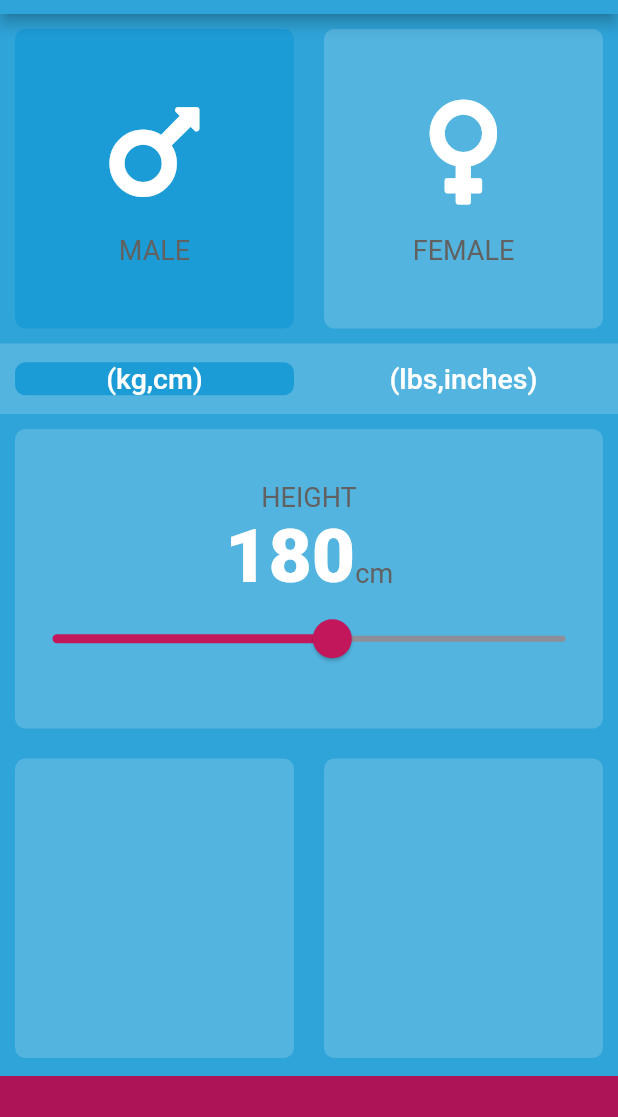
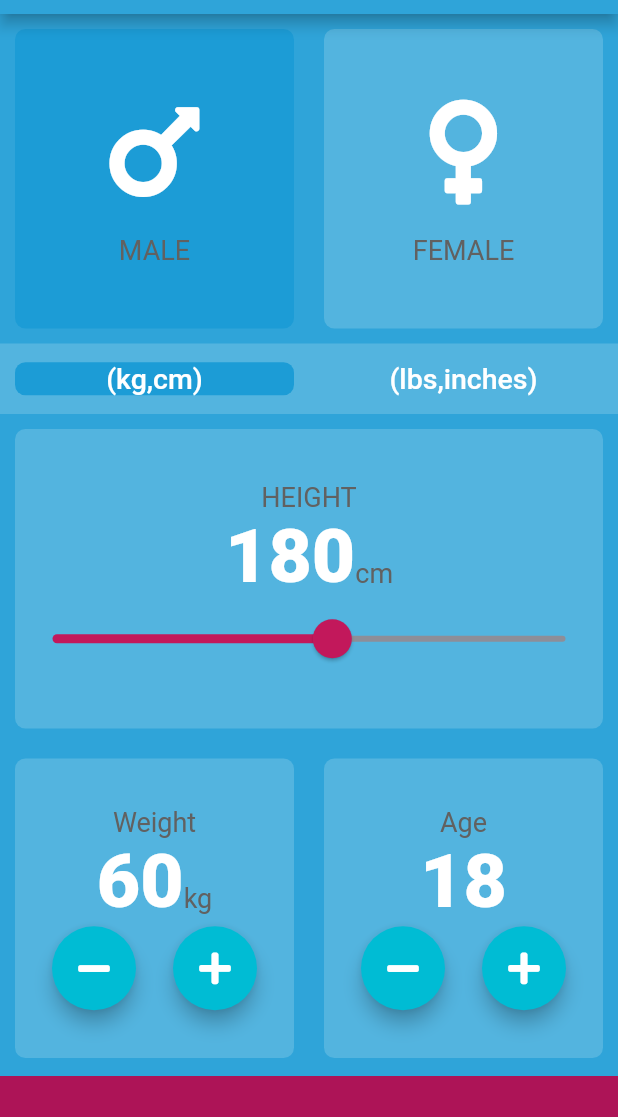
Before and after one commit to AnomDevgun/AppDev, a Flutter app: the screen it shows after launch, on a phone screen of 412 x 824 dp, the part 70-1187 px from its top. Run offline on Flutter 3.47's test engine with Material 2 defaults, Android fonts, the phone set to English and light mode, and no system bars; our stand-ins replace audioplayers, font_awesome_flutter, rflutter_alert.

Commit message:
Working on BMI App

```diff
--- a/bmi-calculator/lib/input_page.dart
+++ b/bmi-calculator/lib/input_page.dart
@@ -24,8 +24,13 @@ class _InputPageState extends State<InputPage> {
   Scale scaleSelected = Scale.metric;
   static int heightMetric = 180;
   static int heightImperial = 70;
+  static int weightMetric = 60;
+  static int weightImperial = 132;
   int height = heightMetric;
-  String currentChoice = 'cm';
+  int weight = weightMetric;
+  int age = 18;
+  String currentChoiceOfUnits = 'cm';
+  String currentChoiceOfWeight = 'kg';
 
   @override
   Widget build(BuildContext context) {
@@ -89,10 +94,12 @@ class _InputPageState extends State<InputPage> {
                     onPress: () {
                       setState(() {
                         scaleSelected = Scale.metric;
-                        currentChoice = 'cm';
+                        currentChoiceOfUnits = 'cm';
                         height = heightMetric;
                         kMinHeight = kMinHeightMetric;
                         kMaxHeight = kMaxHeightMetric;
+                        currentChoiceOfWeight = 'kg';
+                        weight = weightMetric;
                       });
                     },
                     cardChild: Text(
@@ -107,10 +114,12 @@ class _InputPageState extends State<InputPage> {
                     onPress: () {
                       setState(() {
                         scaleSelected = Scale.imperial;
-                        currentChoice = 'inches';
+                        currentChoiceOfUnits = 'inches';
                         height = heightImperial;
                         kMinHeight = kMinHeightImperial;
                         kMaxHeight = kMaxHeightImperial;
+                        currentChoiceOfWeight = 'lbs';
+                        weight = weightImperial;
                       });
                     },
                     colour: scaleSelected == Scale.imperial
@@ -146,7 +155,7 @@ class _InputPageState extends State<InputPage> {
                         style: kNumberTextStyle,
                       ),
                       Text(
-                        currentChoice,
+                        currentChoiceOfUnits,
                         style: kLabelTextStyle,
                       ),
                     ],
@@ -178,10 +187,93 @@ class _InputPageState extends State<InputPage> {
             child: Row(
               children: <Widget>[
                 Expanded(
-                  child: ReusableCard(colour: kInactiveCardColor),
+                  child: ReusableCard(
+                    colour: kInactiveCardColor,
+                    cardChild: Column(
+                      mainAxisAlignment: MainAxisAlignment.center,
+                      children: <Widget>[
+                        Text(
+                          'Weight',
+                          style: kLabelTextStyle,
+                        ),
+                        Row(
+                          mainAxisAlignment: MainAxisAlignment.center,
+                          crossAxisAlignment: CrossAxisAlignment.baseline,
+                          textBaseline: TextBaseline.alphabetic,
+                          children: <Widget>[
+                            Text(
+                              weight.toString(),
+                              style: kNumberTextStyle,
+                            ),
+                            Text(
+                              currentChoiceOfWeight,
+                              style: kLabelTextStyle,
+                            ),
+                          ],
+                        ),
+                        Row(
+                          mainAxisAlignment: MainAxisAlignment.spaceEvenly,
+                          children: <Widget>[
+                            RoundIconButton(
+                              icon: FontAwesomeIcons.minus,
+                              onPressed: () {
+                                setState(() {
+                                  weight--;
+                                });
+                              },
+                            ),
+                            RoundIconButton(
+                              icon: FontAwesomeIcons.plus,
+                              onPressed: () {
+                                setState(() {
+                                  weight++;
+                                });
+                              },
+                            ),
+                          ],
+                        ),
+                      ],
+                    ),
+                  ),
                 ),
                 Expanded(
-                  child: ReusableCard(colour: kInactiveCardColor),
+                  child: ReusableCard(
+                    colour: kInactiveCardColor,
+                    cardChild: Column(
+                      mainAxisAlignment: MainAxisAlignment.center,
+                      children: <Widget>[
+                        Text(
+                          'Age',
+                          style: kLabelTextStyle,
+                        ),
+                        Text(
+                          age.toString(),
+                          style: kNumberTextStyle,
+                        ),
+                        Row(
+                          mainAxisAlignment: MainAxisAlignment.spaceEvenly,
+                          children: <Widget>[
+                            RoundIconButton(
+                              icon: FontAwesomeIcons.minus,
+                              onPressed: () {
+                                setState(() {
+                                  age--;
+                                });
+                              },
+                            ),
+                            RoundIconButton(
+                              icon: FontAwesomeIcons.plus,
+                              onPressed: () {
+                                setState(() {
+                                  age++;
+                                });
+                              },
+                            ),
+                          ],
+                        ),
+                      ],
+                    ),
+                  ),
                 ),
               ],
             ),
@@ -199,3 +291,23 @@ class _InputPageState extends State<InputPage> {
 }
 
 // make color 26a69a on press
+
+class RoundIconButton extends StatelessWidget {
+  RoundIconButton({@required this.icon, @required this.onPressed});
+  final IconData icon;
+  final Function onPressed;
+  @override
+  Widget build(BuildContext context) {
+    return RawMaterialButton(
+      onPressed: onPressed,
+      elevation: 5.0, //can have a disabledElevation also
+      constraints: BoxConstraints.tightFor(
+        width: 56.0,
+        height: 56.0,
+      ),
+      shape: CircleBorder(),
+      fillColor: Color(0xFF00bcd4),
+      child: Icon(icon),
+    );
+  }
+}
```
